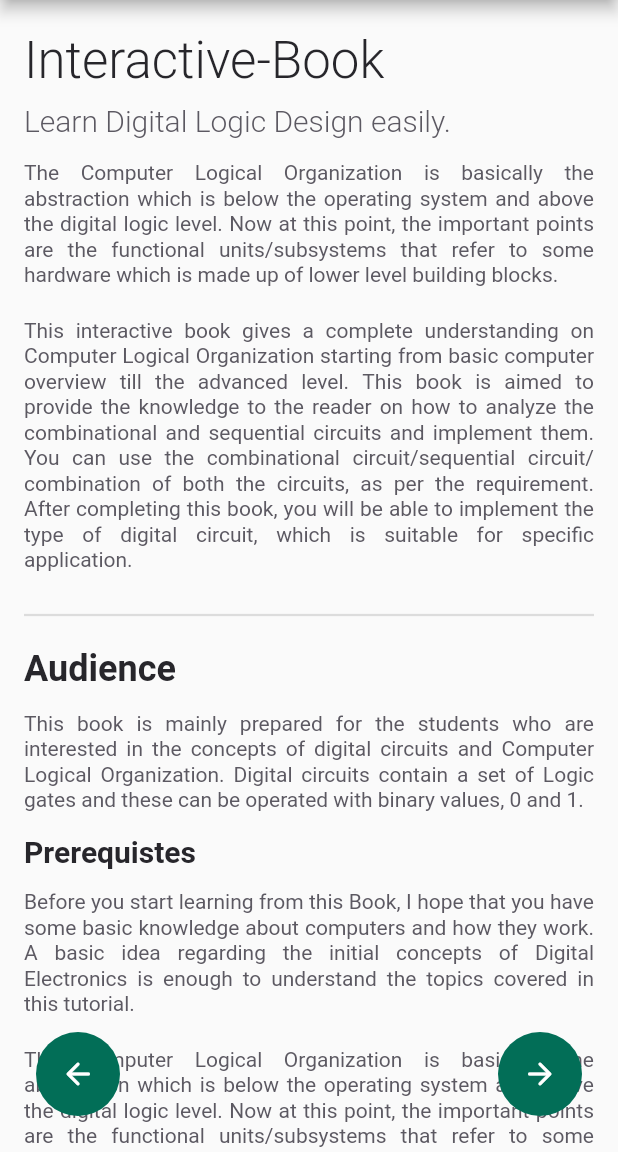
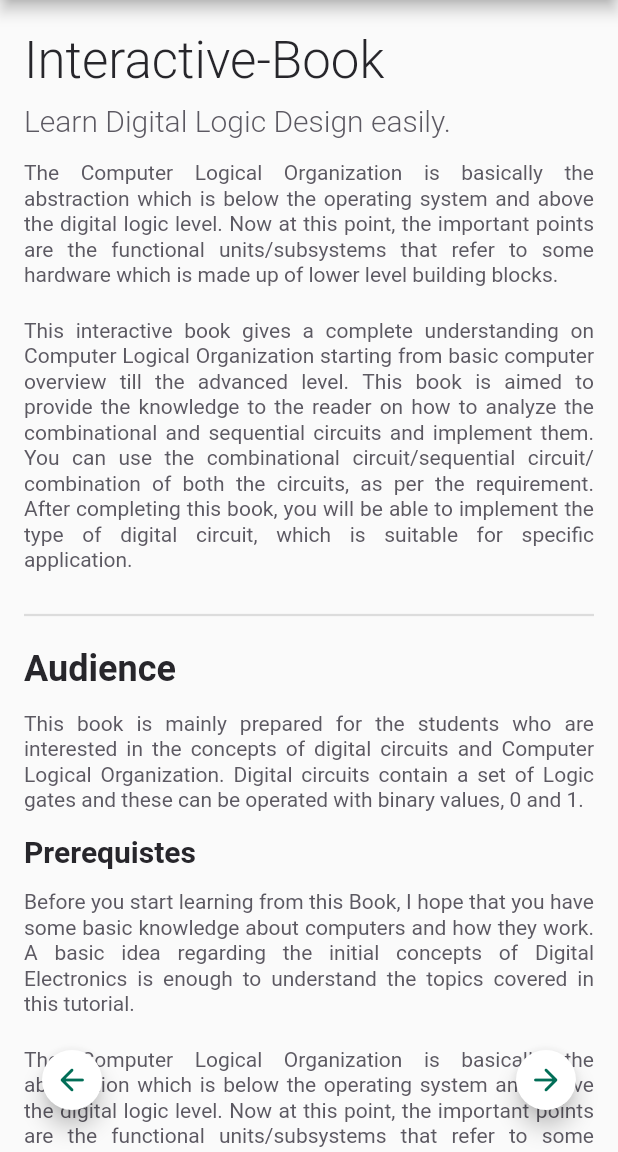
Before and after one commit to CircuitVerse/mobile-app, a Flutter app: the screen it shows after launch, in the side drawer, after a tap on "Interactive Book", on a phone screen of 412 x 824 dp, the part 84-1236 px from its top. Run offline on Flutter 3.47's test engine with Material 2 defaults, Android fonts, the phone set to English and light mode, and no system bars; our stand-ins replace datetime_picker_formfield, flutter_html, flutter_icons, flutter_keyboard_visibility, flutter_svg, flutter_typeahead and 9 more; missing offline and left inert: flutter_facebook_auth, flutter_summernote, mockito, oauth2_client; accounts and stored records are empty; project files that could hold a hidden picture were left out.

Commit message:
IbPageView: Improve Floating Action Buttons.
* Made Button size smaller.
* Color Scheme follows white as bg color and primary color as Icon's color.
* Restore elevation to default (6.0) to show drop shadow.

Signed-off-by: Manjot Sidhu <manjot.techie@gmail.com>

```diff
--- a/lib/ui/views/ib/ib_page_view.dart
+++ b/lib/ui/views/ib/ib_page_view.dart
@@ -194,12 +194,12 @@ class _IbPageViewState extends State<IbPageView> {
           duration: Duration(milliseconds: 500),
           opacity: _isFabsVisible ? 1.0 : 0.0,
           child: FloatingActionButton(
-            elevation: 0.0,
+            mini: true,
             child: Icon(
               Icons.arrow_back_rounded,
-              color: Theme.of(context).primaryIconTheme.color,
+              color: IbTheme.primaryColor,
             ),
-            backgroundColor: IbTheme.primaryColor,
+            backgroundColor: Theme.of(context).primaryIconTheme.color,
             onPressed: () {},
           ),
         ),
@@ -207,12 +207,12 @@ class _IbPageViewState extends State<IbPageView> {
           duration: Duration(milliseconds: 500),
           opacity: _isFabsVisible ? 1.0 : 0.0,
           child: FloatingActionButton(
-            elevation: 0.0,
+            mini: true,
             child: Icon(
               Icons.arrow_forward_rounded,
-              color: Theme.of(context).primaryIconTheme.color,
+              color: IbTheme.primaryColor,
             ),
-            backgroundColor: IbTheme.primaryColor,
+            backgroundColor: Theme.of(context).primaryIconTheme.color,
             onPressed: () {},
           ),
         ),
```
